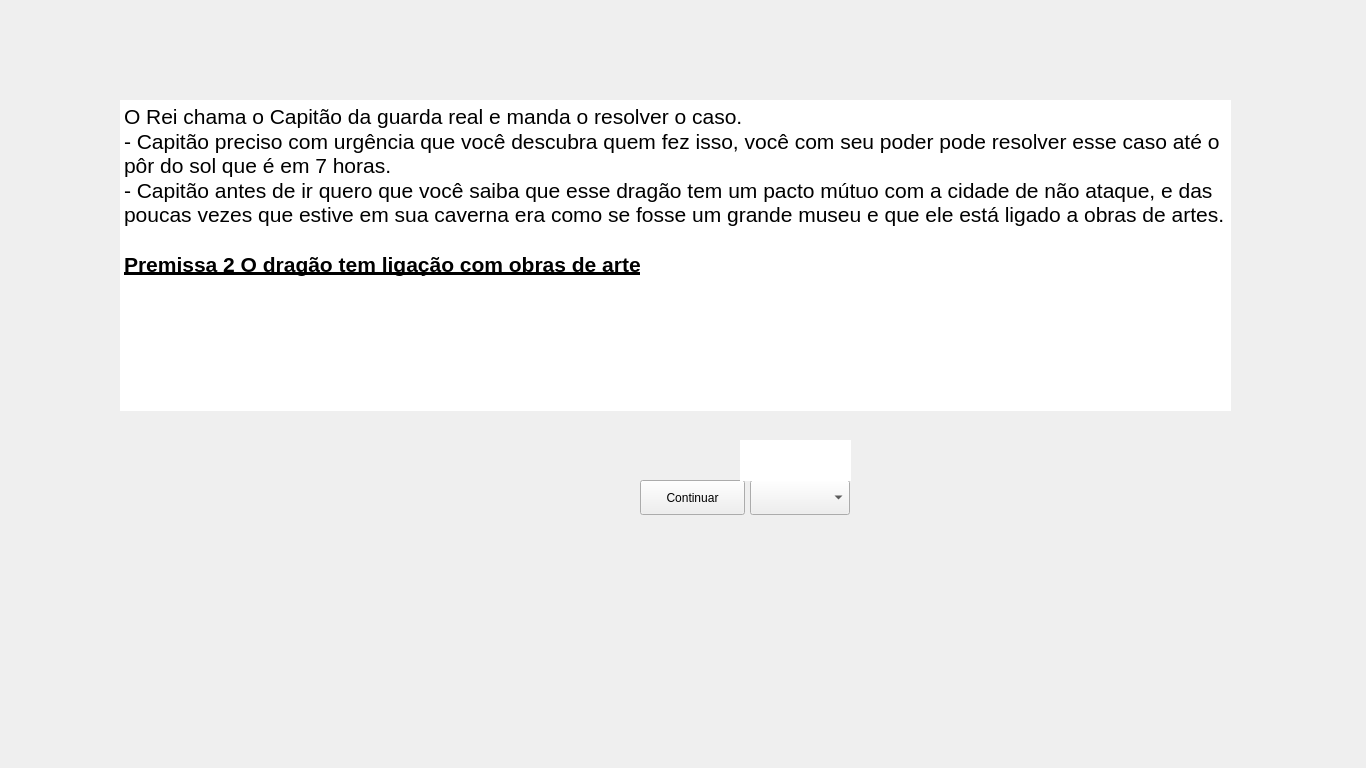
Qt form ui/thirdwindow.ui (eriklemy/Detetive) before a commit.
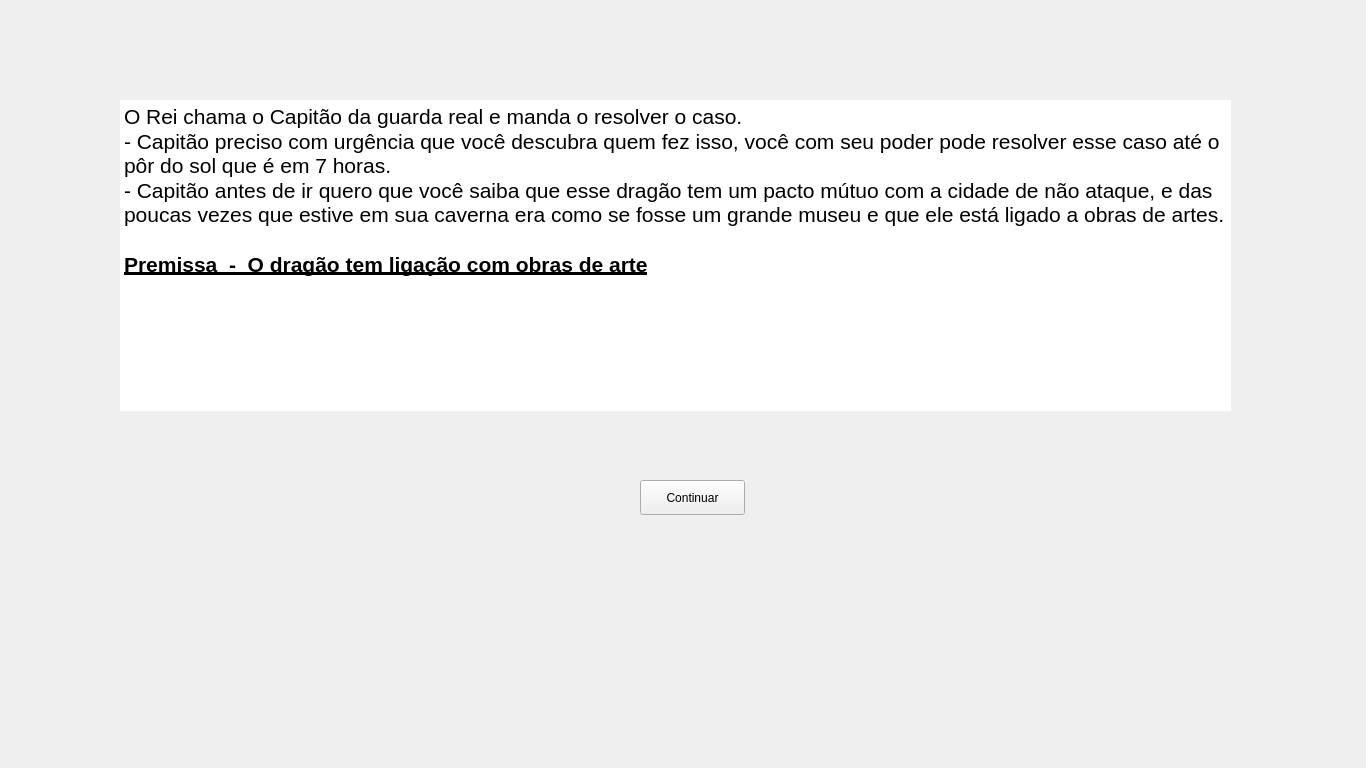
The same form after that commit.

```diff
--- a/ui/thirdwindow.ui
+++ b/ui/thirdwindow.ui
@@ -45,39 +45,6 @@
      <string/>
     </property>
    </widget>
-   <widget class="QComboBox" name="comboBox_sus">
-    <property name="geometry">
-     <rect>
-      <x>750</x>
-      <y>480</y>
-      <width>100</width>
-      <height>35</height>
-     </rect>
-    </property>
-   </widget>
-   <widget class="QTextBrowser" name="textSus">
-    <property name="geometry">
-     <rect>
-      <x>740</x>
-      <y>440</y>
-      <width>111</width>
-      <height>41</height>
-     </rect>
-    </property>
-    <property name="autoFillBackground">
-     <bool>false</bool>
-    </property>
-    <property name="frameShape">
-     <enum>QFrame::NoFrame</enum>
-    </property>
-    <property name="html">
-     <string>&lt;!DOCTYPE HTML PUBLIC &quot;-//W3C//DTD HTML 4.0//EN&quot; &quot;http://www.w3.org/TR/REC-html40/strict.dtd&quot;&gt;
-&lt;html&gt;&lt;head&gt;&lt;meta name=&quot;qrichtext&quot; content=&quot;1&quot; /&gt;&lt;meta charset=&quot;utf-8&quot; /&gt;&lt;style type=&quot;text/css&quot;&gt;
-p, li { white-space: pre-wrap; }
-&lt;/style&gt;&lt;/head&gt;&lt;body style=&quot; font-family:'Segoe UI'; font-size:9pt; font-weight:400; font-style:normal;&quot;&gt;
-&lt;p align=&quot;center&quot; style=&quot; margin-top:0px; margin-bottom:0px; margin-left:0px; margin-right:0px; -qt-block-indent:0; text-indent:0px;&quot;&gt;&lt;span style=&quot; font-size:14pt; font-weight:700; font-style:italic; color:#ffffff;&quot;&gt;Suspeitos&lt;/span&gt;&lt;/p&gt;&lt;/body&gt;&lt;/html&gt;</string>
-    </property>
-   </widget>
    <widget class="QPushButton" name="pushContinueButton">
     <property name="geometry">
      <rect>
@@ -112,7 +79,7 @@
 &lt;p style=&quot; margin-top:0px; margin-bottom:0px; margin-left:0px; margin-right:0px; -qt-block-indent:0; text-indent:0px;&quot;&gt;&lt;span style=&quot; font-size:16pt;&quot;&gt;- Capitão preciso com urgência que você descubra quem fez isso, você com seu poder pode resolver esse caso até o pôr do sol que é em 7 horas.&lt;/span&gt;&lt;/p&gt;
 &lt;p style=&quot; margin-top:0px; margin-bottom:0px; margin-left:0px; margin-right:0px; -qt-block-indent:0; text-indent:0px;&quot;&gt;&lt;span style=&quot; font-size:16pt;&quot;&gt;- Capitão antes de ir quero que você saiba que esse dragão tem um pacto mútuo com a cidade de não ataque, e das poucas vezes que estive em sua caverna era como se fosse um grande museu e que ele está ligado a obras de artes.&lt;/span&gt;&lt;/p&gt;
 &lt;p style=&quot;-qt-paragraph-type:empty; margin-top:0px; margin-bottom:0px; margin-left:0px; margin-right:0px; -qt-block-indent:0; text-indent:0px; font-size:16pt;&quot;&gt;&lt;br /&gt;&lt;/p&gt;
-&lt;p style=&quot; margin-top:0px; margin-bottom:0px; margin-left:0px; margin-right:0px; -qt-block-indent:0; text-indent:0px;&quot;&gt;&lt;span style=&quot; font-size:16pt; font-weight:700; text-decoration: underline;&quot;&gt;Premissa 2 O dragão tem ligação com obras de arte&lt;/span&gt;&lt;/p&gt;&lt;/body&gt;&lt;/html&gt;</string>
+&lt;p style=&quot; margin-top:0px; margin-bottom:0px; margin-left:0px; margin-right:0px; -qt-block-indent:0; text-indent:0px;&quot;&gt;&lt;span style=&quot; font-size:16pt; font-weight:700; text-decoration: underline;&quot;&gt;Premissa  -  O dragão tem ligação com obras de arte&lt;/span&gt;&lt;/p&gt;&lt;/body&gt;&lt;/html&gt;</string>
     </property>
    </widget>
    <zorder>label</zorder>
```
Left out of the diff: 2 changed lines with no effect on the pictures.
